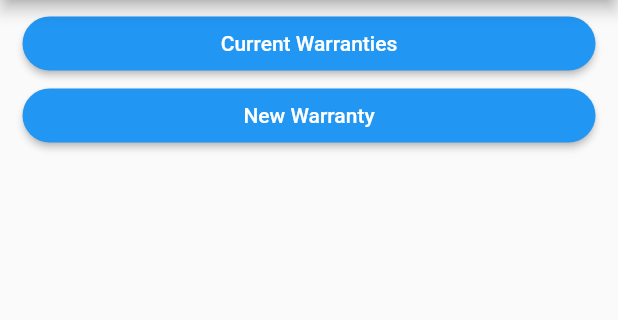
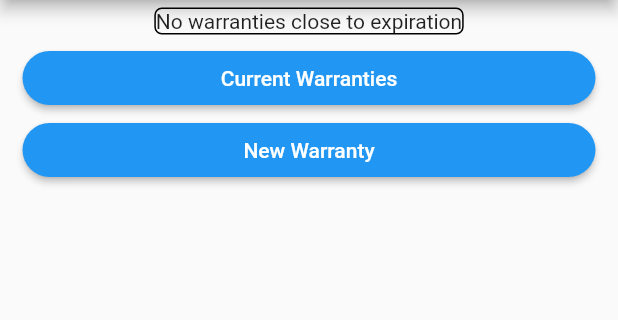
Before and after one commit to Huntaylor/warranty_watch, a Flutter app: the screen it shows after launch, on a phone screen of 412 x 824 dp, the part 84-404 px from its top. Run offline on Flutter 3.47's test engine with Material 2 defaults, Android fonts, the phone set to English and light mode, and no system bars; our stand-ins replace bloc, camera, equatable, flutter_bloc, freezed_annotation, image_picker and 1 more; generated files the repository leaves out were written again.

Commit message:
-Added more applocalizations -Refactored current view and new warranty view

```diff
--- a/lib/presentation/home/home_view.dart
+++ b/lib/presentation/home/home_view.dart
@@ -1,4 +1,5 @@
 import 'package:warranty_keeper/app_library.dart';
+import 'package:warranty_keeper/modules/cubit/current_warranties/current_warranties_cubit.dart';
 import 'package:warranty_keeper/modules/cubit/nav_cubit/nav_cubit.dart';
 import 'package:warranty_keeper/modules/cubit/new_warranty/new_warranty_cubit.dart';
 import 'package:warranty_keeper/presentation/current_warranties/current_warranties_view.dart';
@@ -31,10 +32,43 @@ class _Content extends StatelessWidget {
   @override
   Widget build(BuildContext context) {
     final navCubit = context.read<NavCubit>();
-    final newWar = BlocProvider.of<NewWarrantyCubit>(context);
-    return Column(
-      crossAxisAlignment: CrossAxisAlignment.end,
+    final newWarrCubit = context.read<NewWarrantyCubit>();
+    return SafeArea(
+      child: Padding(
+        padding: const EdgeInsets.symmetric(horizontal: 15.0),
+        child: Column(
+          crossAxisAlignment: CrossAxisAlignment.center,
           children: [
+            Flexible(
+              child: Padding(
+                padding: const EdgeInsets.only(top: 5.0),
+                child: Container(
+                  decoration: BoxDecoration(
+                    borderRadius: BorderRadius.circular(5),
+                    border: Border.all(
+                      color: Colors.black,
+                    ),
+                  ),
+                  child: BlocBuilder<CurrentWarrantiesCubit,
+                      CurrentWarrantiesState>(
+                    builder: (context, state) {
+                      return (state.warrantyInfoList.isEmpty)
+                          ? const Text('No warranties close to expiration')
+                          : ListView.builder(
+                              shrinkWrap: true,
+                              itemCount: state.warrantyInfoList.length,
+                              physics: const ClampingScrollPhysics(),
+                              itemBuilder: (context, index) {
+                                return Text(
+                                  state.warrantyInfoList[index].name!,
+                                );
+                              },
+                            );
+                    },
+                  ),
+                ),
+              ),
+            ),
             const SizedBox(
               height: 5,
             ),
@@ -42,7 +76,8 @@ class _Content extends StatelessWidget {
             WarrantyElevatedButton(
               isEnabled: true,
               onPressed: () {
-            navCubit.appNavigator.pushNamed(CurrentWarrantiesView.routeName);
+                navCubit.appNavigator
+                    .pushNamed(CurrentWarrantiesView.routeName);
               },
               text: context.appLocalizations.currentWarrantyBtn,
             ),
@@ -50,12 +85,14 @@ class _Content extends StatelessWidget {
             WarrantyElevatedButton(
               isEnabled: true,
               onPressed: () {
-            newWar.clear();
+                newWarrCubit.clear();
                 navCubit.newWarrNav();
               },
               text: context.appLocalizations.newWarrantyBtn,
             ),
           ],
+        ),
+      ),
     );
   }
 }
--- a/lib/widgets/warranty_button.dart
+++ b/lib/widgets/warranty_button.dart
@@ -14,8 +14,6 @@ class WarrantyElevatedButton extends StatelessWidget {
   @override
   Widget build(BuildContext context) {
     return Center(
-      child: Padding(
-        padding: const EdgeInsets.symmetric(horizontal: 15),
       child: ElevatedButton(
         style: ElevatedButton.styleFrom(
           shape: RoundedRectangleBorder(
@@ -31,7 +29,6 @@ class WarrantyElevatedButton extends StatelessWidget {
           ),
         ),
       ),
-      ),
     );
   }
 }
```
Also changed, not shown: lib/l10n/app_en.arb (+46 -1 lines), lib/modules/cubit/new_warranty/new_warranty_cubit.dart (+21 -0 lines), lib/presentation/current_warranties/widgets/current_widget_card.dart (+37 -8 lines), lib/presentation/warranty_details/presentation/warranty_details_view.dart (+20 -3 lines). Lines whose indentation alone changed are shown as unchanged.
